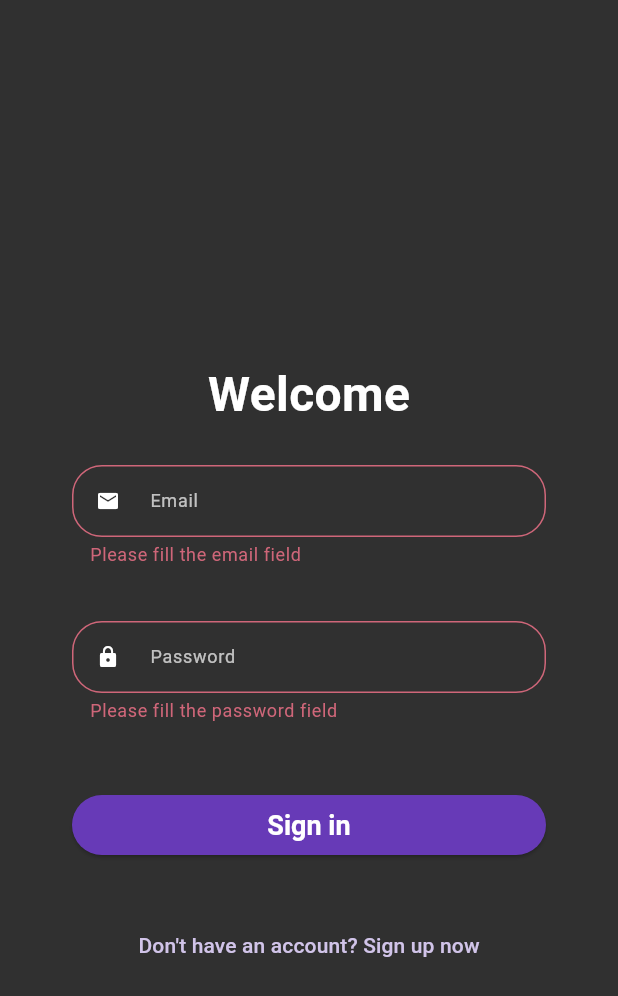
After one commit to RickyHideyukiTakakura/project-flutter-utfpr, a Flutter app: the screen it shows after launch, after a tap on "Sign in", on a phone screen of 412 x 824 dp. The commit adds this screen. Shown: the top 996 px of the screen. Run offline on Flutter 3.47's test engine with Material 3 defaults, Android fonts, the phone set to English and light mode, and no system bars; our stand-ins replace firebase_auth, firebase_core; accounts and stored records are empty.

Commit message:
feat: add auth page, add firebase authentication

```diff
--- a/lib/main.dart
+++ b/lib/main.dart
@@ -1,18 +1,23 @@
+import 'package:firebase_core/firebase_core.dart';
 import 'package:flutter/material.dart';
+import 'package:myapp/firebase_options.dart';
 import 'package:myapp/repositories/favorite_repository.dart';
 import 'package:myapp/repositories/review_repository.dart';
-import 'package:myapp/views/home_page.dart';
+import 'package:myapp/services/auth_service.dart';
+import 'package:myapp/widgets/auth_check.dart';
 import 'package:provider/provider.dart';
 
-void main() {
+void main() async {
+  WidgetsFlutterBinding.ensureInitialized();
+  await Firebase.initializeApp(
+    options: DefaultFirebaseOptions.currentPlatform,
+  );
+
   runApp(MultiProvider(
     providers: [
-      ChangeNotifierProvider(
-        create: (context) => FavoriteRepository(),
-      ),
-      ChangeNotifierProvider(
-        create: (context) => ReviewRepository(),
-      )
+      ChangeNotifierProvider(create: (context) => AuthService()),
+      ChangeNotifierProvider(create: (context) => FavoriteRepository()),
+      ChangeNotifierProvider(create: (context) => ReviewRepository())
     ],
     child: const App(),
   ));
@@ -28,7 +33,7 @@ class App extends StatelessWidget {
       theme: ThemeData(
         primarySwatch: Colors.deepPurple,
         colorScheme: ColorScheme.dark(
-          primary: Colors.deepPurple,
+          primary: Colors.deepPurple[100]!,
           secondary: Colors.deepPurpleAccent,
           surface: Colors.grey[850]!,
           background: Colors.grey[900]!,
@@ -40,7 +45,7 @@ class App extends StatelessWidget {
           brightness: Brightness.dark,
         ),
       ),
-      home: const HomePage(),
+      home: const AuthCheck(),
     );
   }
 }
--- /dev/null
+++ b/lib/services/auth_service.dart
@@ -0,0 +1,78 @@
+import 'package:firebase_auth/firebase_auth.dart';
+import 'package:flutter/material.dart';
+
+class AuthException implements Exception {
+  String message;
+  AuthException(this.message);
+}
+
+class AuthService extends ChangeNotifier {
+  FirebaseAuth _auth = FirebaseAuth.instance;
+  User? activeUser;
+  bool isLoading = true;
+
+  AuthService() {
+    _authCheck();
+  }
+
+  _getUser() {
+    activeUser = _auth.currentUser;
+
+    notifyListeners();
+  }
+
+  _authCheck() {
+    _auth.authStateChanges().listen((User? user) {
+      activeUser = (user == null) ? null : user;
+      isLoading = false;
+
+      notifyListeners();
+    });
+  }
+
+  signUp(String email, String password) async {
+    try {
+      await _auth.createUserWithEmailAndPassword(
+        email: email,
+        password: password,
+      );
+      _getUser();
+    } on FirebaseAuthException catch (error) {
+      final errorMessages = {
+        'weak-password': 'Password is weak',
+        'email-already-in-use': 'Email is already in use',
+      };
+
+      throw AuthException(
+        errorMessages[error.code].toString(),
+      );
+    }
+  }
+
+  signIn(String email, String password) async {
+    try {
+      await _auth.signInWithEmailAndPassword(
+        email: email,
+        password: password,
+      );
+      _getUser();
+    } on FirebaseAuthException catch (error) {
+      final errorMessages = {
+        'invalid-email': 'Invalid format email',
+        'wrong-password': 'Credentials invalid',
+        'user-not-found': 'Credentials invalid',
+      };
+
+      // Use a default message for any other errors that are not explicitly handled above
+      String errorMessage = errorMessages[error.code] ??
+          'An unexpected error occurred, please try again later';
+
+      throw AuthException(errorMessage);
+    }
+  }
+
+  signOut() async {
+    await _auth.signOut();
+    _getUser();
+  }
+}
--- /dev/null
+++ b/lib/views/login_page.dart
@@ -0,0 +1,242 @@
+import 'package:flutter/material.dart';
+import 'package:myapp/services/auth_service.dart';
+import 'package:provider/provider.dart';
+
+class LoginPage extends StatefulWidget {
+  const LoginPage({super.key});
+
+  @override
+  State<LoginPage> createState() => _LoginPageState();
+}
+
+class _LoginPageState extends State<LoginPage> {
+  final formKey = GlobalKey<FormState>();
+
+  final emailController = TextEditingController();
+  final passwordController = TextEditingController();
+
+  bool isSignIn = true;
+
+  late String title;
+  late String actionButton;
+  late String toggleButton;
+
+  bool isLoading = false;
+
+  @override
+  void initState() {
+    super.initState();
+
+    setFormAction(true);
+  }
+
+  setFormAction(bool action) {
+    setState(() {
+      isSignIn = action;
+
+      if (isSignIn) {
+        title = "Welcome";
+        actionButton = "Sign in";
+        toggleButton = "Don't have an account? Sign up now";
+      } else {
+        title = "Create Account";
+        actionButton = "Register";
+        toggleButton = "Already have an account? Go to the login page";
+      }
+    });
+  }
+
+  signIn() async {
+    setState(() => isLoading = true);
+
+    try {
+      await context
+          .read<AuthService>()
+          .signIn(emailController.text, passwordController.text);
+    } on AuthException catch (error) {
+      setState(() => isLoading = false);
+
+      ScaffoldMessenger.of(context).showSnackBar(
+        SnackBar(content: Text(error.message)),
+      );
+    }
+  }
+
+  signUp() async {
+    setState(() => isLoading = true);
+
+    try {
+      await context
+          .read<AuthService>()
+          .signUp(emailController.text, passwordController.text);
+    } on AuthException catch (error) {
+      setState(() => isLoading = false);
+
+      ScaffoldMessenger.of(context).showSnackBar(
+        SnackBar(content: Text(error.message)),
+      );
+    }
+  }
+
+  @override
+  Widget build(BuildContext context) {
+    return Scaffold(
+      body: SingleChildScrollView(
+        child: Center(
+          child: Padding(
+            padding: const EdgeInsets.only(top: 240),
+            child: Form(
+              key: formKey,
+              child: Column(
+                mainAxisAlignment: MainAxisAlignment.center,
+                children: [
+                  Text(
+                    title,
+                    style: const TextStyle(
+                      fontSize: 32,
+                      fontWeight: FontWeight.bold,
+                    ),
+                  ),
+                  Padding(
+                    padding: const EdgeInsets.symmetric(
+                      vertical: 24,
+                      horizontal: 48,
+                    ),
+                    child: TextFormField(
+                      controller: emailController,
+                      keyboardType: TextInputType.emailAddress,
+                      validator: (value) {
+                        if (value!.isEmpty) {
+                          return 'Please fill the email field';
+                        }
+                        return null;
+                      },
+                      decoration: const InputDecoration(
+                        contentPadding: EdgeInsets.only(left: 8),
+                        prefixIcon: Icon(
+                          Icons.mail,
+                          size: 16,
+                        ),
+                        labelText: 'Email',
+                        labelStyle: TextStyle(
+                          color: Colors.white70,
+                          fontSize: 12,
+                        ),
+                        border: OutlineInputBorder(
+                          borderSide: BorderSide(color: Colors.white),
+                          borderRadius: BorderRadius.all(
+                            Radius.circular(20),
+                          ),
+                        ),
+                        focusedBorder: OutlineInputBorder(
+                          borderSide: BorderSide(color: Colors.white),
+                          borderRadius: BorderRadius.all(
+                            Radius.circular(20),
+                          ),
+                        ),
+                      ),
+                    ),
+                  ),
+                  Padding(
+                    padding: const EdgeInsets.symmetric(
+                      vertical: 12,
+                      horizontal: 48,
+                    ),
+                    child: TextFormField(
+                      controller: passwordController,
+                      obscureText: true,
+                      validator: (value) {
+                        if (value!.isEmpty) {
+                          return 'Please fill the password field';
+                        } else if (value.length < 6) {
+                          return 'Password must be at least 6 characters';
+                        }
+                        return null;
+                      },
+                      decoration: const InputDecoration(
+                        contentPadding: EdgeInsets.only(left: 8),
+                        prefixIcon: Icon(
+                          Icons.lock,
+                          size: 16,
+                        ),
+                        labelText: 'Password',
+                        labelStyle: TextStyle(
+                          color: Colors.white70,
+                          fontSize: 12,
+                        ),
+                        border: OutlineInputBorder(
+                          borderSide: BorderSide(color: Colors.white),
+                          borderRadius: BorderRadius.all(
+                            Radius.circular(20),
+                          ),
+                        ),
+                        focusedBorder: OutlineInputBorder(
+                          borderSide: BorderSide(color: Colors.white),
+                          borderRadius: BorderRadius.all(
+                            Radius.circular(20),
+                          ),
+                        ),
+                      ),
+                    ),
+                  ),
+                  Padding(
+                    padding: const EdgeInsets.symmetric(
+                      vertical: 32,
+                      horizontal: 48,
+                    ),
+                    child: Align(
+                      child: ElevatedButton(
+                        onPressed: () {
+                          if (formKey.currentState!.validate()) {
+                            isSignIn ? signIn() : signUp();
+                          }
+                        },
+                        style: TextButton.styleFrom(
+                          backgroundColor: Colors.deepPurple,
+                          foregroundColor: Colors.white,
+                          padding: const EdgeInsets.only(right: 16, left: 16),
+                          textStyle: const TextStyle(
+                            fontSize: 14,
+                            fontWeight: FontWeight.bold,
+                          ),
+                        ),
+                        child: Row(
+                          mainAxisAlignment: MainAxisAlignment.center,
+                          children: (isLoading)
+                              ? [
+                                  const Padding(
+                                    padding: EdgeInsets.all(16),
+                                    child: SizedBox(
+                                      height: 24,
+                                      width: 24,
+                                      child: CircularProgressIndicator(
+                                        color: Colors.white,
+                                      ),
+                                    ),
+                                  )
+                                ]
+                              : [
+                                  Text(
+                                    actionButton,
+                                    style: const TextStyle(
+                                      fontSize: 18,
+                                    ),
+                                  )
+                                ],
+                        ),
+                      ),
+                    ),
+                  ),
+                  TextButton(
+                    onPressed: () => setFormAction(!isSignIn),
+                    child: Text(toggleButton),
+                  )
+                ],
+              ),
+            ),
+          ),
+        ),
+      ),
+    );
+  }
+}
--- /dev/null
+++ b/lib/widgets/auth_check.dart
@@ -0,0 +1,35 @@
+import 'package:flutter/material.dart';
+import 'package:myapp/services/auth_service.dart';
+import 'package:myapp/views/home_page.dart';
+import 'package:myapp/views/login_page.dart';
+import 'package:provider/provider.dart';
+
+class AuthCheck extends StatefulWidget {
+  const AuthCheck({super.key});
+
+  @override
+  State<AuthCheck> createState() => _AuthCheckState();
+}
+
+class _AuthCheckState extends State<AuthCheck> {
+  @override
+  Widget build(BuildContext context) {
+    AuthService auth = Provider.of<AuthService>(context);
+
+    if (auth.isLoading) {
+      return loading();
+    } else if (auth.activeUser == null) {
+      return const LoginPage();
+    } else {
+      return const HomePage();
+    }
+  }
+
+  loading() {
+    return const Scaffold(
+      body: Center(
+        child: CircularProgressIndicator(),
+      ),
+    );
+  }
+}
--- a/lib/widgets/home/greetings.dart
+++ b/lib/widgets/home/greetings.dart
@@ -18,9 +18,9 @@ class Greetings extends StatelessWidget {
             const TextSpan(text: 'Hello, '),
             TextSpan(
               text: name,
-              style: const TextStyle(
+              style: TextStyle(
                 fontWeight: FontWeight.bold,
-                color: Colors.deepPurple,
+                color: Colors.deepPurple[100]!,
               ),
             ),
           ],
--- a/lib/widgets/review/review_form.dart
+++ b/lib/widgets/review/review_form.dart
@@ -15,7 +15,6 @@ class ReviewForm extends StatefulWidget {
 
 class _ReviewFormState extends State<ReviewForm> {
   final TextEditingController ratingController = TextEditingController();
-
   final TextEditingController reviewController = TextEditingController();
 
   final GlobalKey<FormState> formKey = GlobalKey<FormState>();
@@ -81,7 +80,6 @@ class MovieTitleAndRatingForm extends StatelessWidget {
                   keyboardType: const TextInputType.numberWithOptions(
                     decimal: true,
                   ),
-                  style: const TextStyle(color: Colors.white),
                   decoration: const InputDecoration(
                     contentPadding: EdgeInsets.only(left: 8),
                     labelText: 'Your rating (1-10)',
@@ -148,7 +146,6 @@ class ReviewTextField extends StatelessWidget {
   Widget build(BuildContext context) {
     return Padding(
       padding: const EdgeInsets.all(16),
-      child: Expanded(
       child: TextFormField(
         controller: reviewController,
         maxLines: 16,
@@ -171,8 +168,6 @@ class ReviewTextField extends StatelessWidget {
               Radius.circular(20),
             ),
           ),
-          ),
-          style: const TextStyle(color: Colors.white),
         ),
       ),
     );
```
Also changed, not shown: lib/views/home_page.dart (+53 -1 lines), pubspec.yaml (+5 -4 lines), firebase.json (added), lib/firebase_options.dart (added), pubspec.lock, 19 other files. Lines whose indentation alone changed are shown as unchanged.
